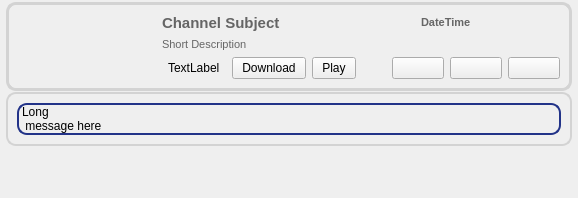
RetroShare/RetroShare, file retroshare-gui/src/gui/feeds/ChanMsgItem.ui: the form before one commit.
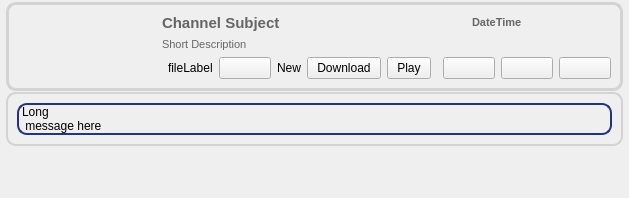
The form after the commit. Icons and pictures are not drawn.

Commit message:
Added read/unread state to channel service (copied from forum service). Added new and missing tests of the RsItems. Added new notifier on channel changes. Reworked fill of channels in ChannelFeed. Now the channel tree is updated and not refilled. Show unread message count in channels tree. Fixed memory leak in context menu. Show a new tray icon and action icon in MainWindow, when new channel messages are available.
Recompile of the GUI needed.

Patch:
```diff
--- a/retroshare-gui/src/gui/feeds/ChanMsgItem.ui
+++ b/retroshare-gui/src/gui/feeds/ChanMsgItem.ui
@@ -114,7 +114,7 @@
       </item>
       <item row="0" column="1">
        <layout class="QGridLayout" name="gridLayout">
-        <item row="0" column="0" colspan="7">
+        <item row="0" column="0" colspan="8">
          <widget class="QLabel" name="titleLabel">
           <property name="sizePolicy">
            <sizepolicy hsizetype="Minimum" vsizetype="Minimum">
@@ -139,7 +139,7 @@
           </property>
          </widget>
         </item>
-        <item row="0" column="7" colspan="3">
+        <item row="0" column="8" colspan="3">
          <widget class="QLabel" name="datetimelabel">
           <property name="font">
            <font>
@@ -156,7 +156,7 @@
           </property>
          </widget>
         </item>
-        <item row="1" column="0" colspan="10">
+        <item row="1" column="0" colspan="11">
          <widget class="QLabel" name="subjectLabel">
           <property name="sizePolicy">
            <sizepolicy hsizetype="MinimumExpanding" vsizetype="Expanding">
@@ -182,7 +182,7 @@
           </property>
          </widget>
         </item>
-        <item row="2" column="6" colspan="2">
+        <item row="2" column="7" colspan="2">
          <widget class="QPushButton" name="unsubscribeButton">
           <property name="sizePolicy">
            <sizepolicy hsizetype="Fixed" vsizetype="Fixed">
@@ -202,7 +202,7 @@
           </property>
          </widget>
         </item>
-        <item row="2" column="8">
+        <item row="2" column="9">
          <widget class="QPushButton" name="clearButton">
           <property name="sizePolicy">
            <sizepolicy hsizetype="Fixed" vsizetype="Fixed">
@@ -222,7 +222,7 @@
           </property>
          </widget>
         </item>
-        <item row="2" column="9">
+        <item row="2" column="10">
          <widget class="QPushButton" name="expandButton">
           <property name="sizePolicy">
            <sizepolicy hsizetype="Fixed" vsizetype="Fixed">
@@ -248,11 +248,11 @@
         <item row="2" column="1">
          <widget class="QLabel" name="filelabel">
           <property name="text">
-           <string notr="true">TextLabel</string>
+           <string notr="true">fileLabel</string>
           </property>
          </widget>
         </item>
-        <item row="2" column="3">
+        <item row="2" column="4">
          <widget class="QPushButton" name="downloadButton">
           <property name="text">
            <string>Download</string>
@@ -263,7 +263,7 @@
           </property>
          </widget>
         </item>
-        <item row="2" column="4">
+        <item row="2" column="5">
          <widget class="QPushButton" name="playButton">
           <property name="text">
            <string>Play</string>
@@ -274,7 +274,7 @@
           </property>
          </widget>
         </item>
-        <item row="2" column="5">
+        <item row="2" column="6">
          <spacer>
           <property name="orientation">
            <enum>Qt::Horizontal</enum>
@@ -290,6 +290,30 @@
           </property>
          </spacer>
         </item>
+        <item row="2" column="2">
+         <widget class="QPushButton" name="readButton">
+          <property name="icon">
+           <iconset>
+            <normaloff>:/images/message-state-unread.png</normaloff>:/images/message-state-unread.png</iconset>
+          </property>
+          <property name="checkable">
+           <bool>true</bool>
+          </property>
+          <property name="checked">
+           <bool>false</bool>
+          </property>
+          <property name="flat">
+           <bool>false</bool>
+          </property>
+         </widget>
+        </item>
+        <item row="2" column="3">
+         <widget class="QLabel" name="newLabel">
+          <property name="text">
+           <string>New</string>
+          </property>
+         </widget>
+        </item>
        </layout>
       </item>
      </layout>
```
Left out of the diff: 23 changed lines with no effect on the pictures. The commit also changes 21 other files.
